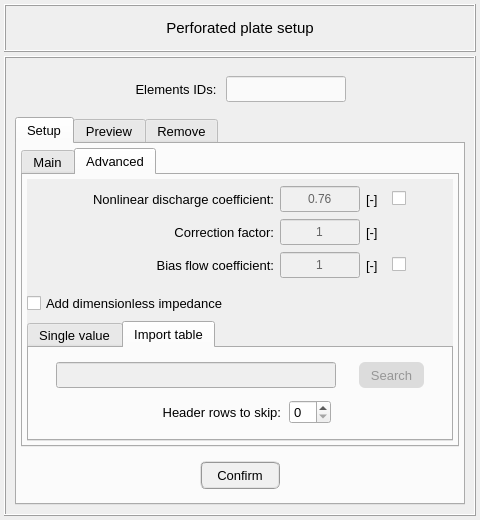
This is pulse/interface/data/ui_files/model/setup/acoustic/perforated_plate_input.ui in open-pulse/OpenPulse as Qt 5 draws it before an edit. The edited form follows.
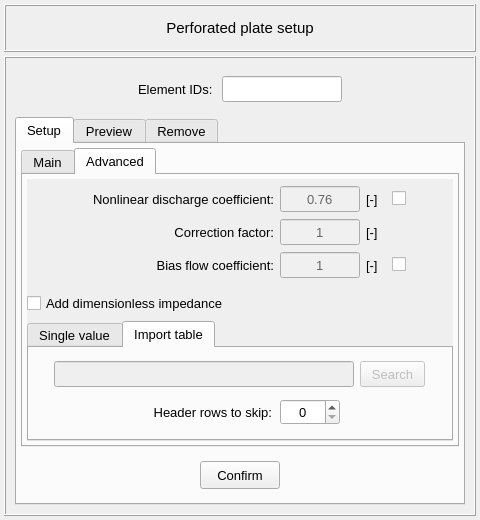
This is the edited form. The open tabs and pages were chosen to show the change. Icons and pictures are not drawn.

The edit to the form file:
```diff
--- a/pulse/interface/data/ui_files/model/setup/acoustic/perforated_plate_input.ui
+++ b/pulse/interface/data/ui_files/model/setup/acoustic/perforated_plate_input.ui
@@ -120,7 +120,7 @@
             </font>
            </property>
            <property name="text">
-            <string>Elements IDs: </string>
+            <string>Element IDs: </string>
            </property>
            <property name="alignment">
             <set>Qt::AlignRight|Qt::AlignTrailing|Qt::AlignVCenter</set>
@@ -154,8 +154,7 @@
             <enum>Qt::ClickFocus</enum>
            </property>
            <property name="styleSheet">
-            <string notr="true">QLineEdit{color: rgb(0, 0, 0); background-color: rgb(250, 250, 250)}
-QLineEdit:disabled{color: rgb(100, 100, 100); background-color: rgb(240, 240, 240)}</string>
+            <string notr="true"/>
            </property>
            <property name="text">
             <string/>
@@ -2014,8 +2013,7 @@
                         </palette>
                        </property>
                        <property name="styleSheet">
-                        <string notr="true">QLineEdit{color: rgb(0, 0, 0); background-color: rgb(250, 250, 250)}
-QLineEdit:disabled{color: rgb(100, 100, 100); background-color: rgb(240, 240, 240)}</string>
+                        <string notr="true"/>
                        </property>
                        <property name="text">
                         <string>0.76</string>
@@ -2221,8 +2219,7 @@
                         </palette>
                        </property>
                        <property name="styleSheet">
-                        <string notr="true">QLineEdit{color: rgb(0, 0, 0); background-color: rgb(250, 250, 250)}
-QLineEdit:disabled{color: rgb(100, 100, 100); background-color: rgb(240, 240, 240)}</string>
+                        <string notr="true"/>
                        </property>
                        <property name="text">
                         <string>1</string>
@@ -2441,8 +2438,7 @@
                         </palette>
                        </property>
                        <property name="styleSheet">
-                        <string notr="true">QLineEdit{color: rgb(0, 0, 0); background-color: rgb(250, 250, 250)}
-QLineEdit:disabled{color: rgb(100, 100, 100); background-color: rgb(240, 240, 240)}</string>
+                        <string notr="true"/>
                        </property>
                        <property name="text">
                         <string>1</string>
@@ -2864,13 +2860,13 @@
                            <property name="minimumSize">
                             <size>
                              <width>132</width>
-                             <height>25</height>
+                             <height>26</height>
                             </size>
                            </property>
                            <property name="maximumSize">
                             <size>
                              <width>132</width>
-                             <height>25</height>
+                             <height>26</height>
                             </size>
                            </property>
                            <property name="text">
@@ -2883,6 +2879,21 @@
                          </item>
                          <item row="0" column="2">
                           <widget class="QSpinBox" name="spinBox_skip_rows">
+                           <property name="minimumSize">
+                            <size>
+                             <width>60</width>
+                             <height>26</height>
+                            </size>
+                           </property>
+                           <property name="maximumSize">
+                            <size>
+                             <width>60</width>
+                             <height>26</height>
+                            </size>
+                           </property>
+                           <property name="alignment">
+                            <set>Qt::AlignCenter</set>
+                           </property>
                            <property name="maximum">
                             <number>10</number>
                            </property>
@@ -2938,23 +2949,26 @@
                          <property name="bottomMargin">
                           <number>4</number>
                          </property>
-                         <property name="spacing">
+                         <property name="horizontalSpacing">
+                          <number>6</number>
+                         </property>
+                         <property name="verticalSpacing">
                           <number>4</number>
                          </property>
-                         <item row="0" column="0">
+                         <item row="0" column="1">
                           <widget class="QLineEdit" name="lineEdit_load_table_path">
                            <property name="enabled">
                             <bool>false</bool>
                            </property>
                            <property name="minimumSize">
                             <size>
-                             <width>200</width>
+                             <width>300</width>
                              <height>26</height>
                             </size>
                            </property>
                            <property name="maximumSize">
                             <size>
-                             <width>280</width>
+                             <width>300</width>
                              <height>26</height>
                             </size>
                            </property>
@@ -2967,6 +2981,9 @@
                              <bold>false</bold>
                             </font>
                            </property>
+                           <property name="styleSheet">
+                            <string notr="true"/>
+                           </property>
                            <property name="text">
                             <string/>
                            </property>
@@ -2975,7 +2992,7 @@
                            </property>
                           </widget>
                          </item>
-                         <item row="0" column="1">
+                         <item row="0" column="2">
                           <widget class="QPushButton" name="pushButton_load_table">
                            <property name="enabled">
                             <bool>false</bool>
@@ -3001,19 +3018,43 @@
                            <property name="font">
                             <font>
                              <pointsize>10</pointsize>
+                             <kerning>false</kerning>
                             </font>
                            </property>
                            <property name="styleSheet">
-                            <string notr="true">QPushButton{border-radius: 6px; border-color: rgb(150, 150, 150); border-style: ridge; border-width: 2px; color: rgb(0, 0, 0); background-color: rgb(240, 240, 240)}
-QPushButton:hover{border-radius: 6px; border-color: rgb(0, 170, 255); border-style: ridge; border-width: 2px; color: rgb(0, 0, 0); background-color: rgba(174, 213, 255, 100)}
-QPushButton:pressed{border-radius: 6px; border-color: rgb(0, 170, 255); border-style: ridge; border-width: 2px; color: rgb(0, 0, 0); background-color: rgb(174, 213, 255)}
-QPushButton:disabled{border-radius: 6px; border-color: rgb(150, 150, 150); border-style: ridge; border-width: 0px; color: rgb(150,150, 150); background-color: rgb(220, 220, 220)}</string>
+                            <string notr="true"/>
                            </property>
                            <property name="text">
                             <string>Search</string>
                            </property>
                           </widget>
                          </item>
+                         <item row="0" column="0">
+                          <spacer name="horizontalSpacer_16">
+                           <property name="orientation">
+                            <enum>Qt::Horizontal</enum>
+                           </property>
+                           <property name="sizeHint" stdset="0">
+                            <size>
+                             <width>40</width>
+                             <height>20</height>
+                            </size>
+                           </property>
+                          </spacer>
+                         </item>
+                         <item row="0" column="3">
+                          <spacer name="horizontalSpacer_17">
+                           <property name="orientation">
+                            <enum>Qt::Horizontal</enum>
+                           </property>
+                           <property name="sizeHint" stdset="0">
+                            <size>
+                             <width>40</width>
+                             <height>20</height>
+                            </size>
+                           </property>
+                          </spacer>
+                         </item>
                         </layout>
                        </widget>
                       </item>
@@ -3115,10 +3156,7 @@
                 </font>
                </property>
                <property name="styleSheet">
-                <string notr="true">QPushButton{border-radius: 6px; border-color: rgb(150, 150, 150); border-style: ridge; border-width: 2px; color: rgb(0, 0, 0); background-color: rgb(240, 240, 240)}
-QPushButton:hover{border-radius: 6px; border-color: rgb(0, 170, 255); border-style: ridge; border-width: 2px; color: rgb(0, 0, 0); background-color: rgba(174, 213, 255, 100)}
-QPushButton:pressed{border-radius: 6px; border-color: rgb(0, 170, 255); border-style: ridge; border-width: 2px; color: rgb(0, 0, 0); background-color: rgb(174, 213, 255)}
-QPushButton:disabled{border-radius: 6px; border-color: rgb(150, 150, 150); border-style: ridge; border-width: 0px; color: rgb(150,150, 150); background-color: rgb(220, 220, 220)}</string>
+                <string notr="true"/>
                </property>
                <property name="text">
                 <string>Confirm</string>
```
Left out of the diff: 60 changed lines with no effect on the pictures.
